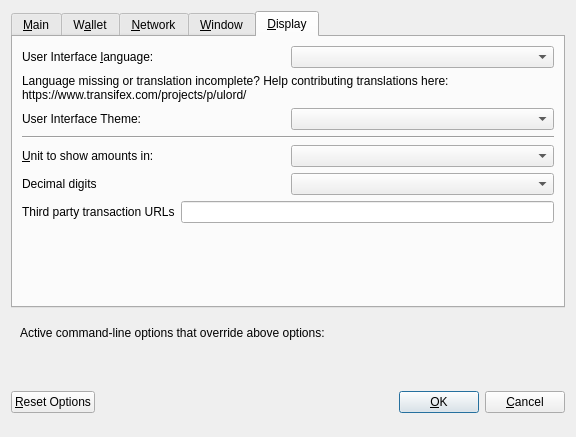
Before: the Qt Designer form src/qt/forms/optionsdialog.ui in UlordChain/UlordChain, drawn with Qt 5.
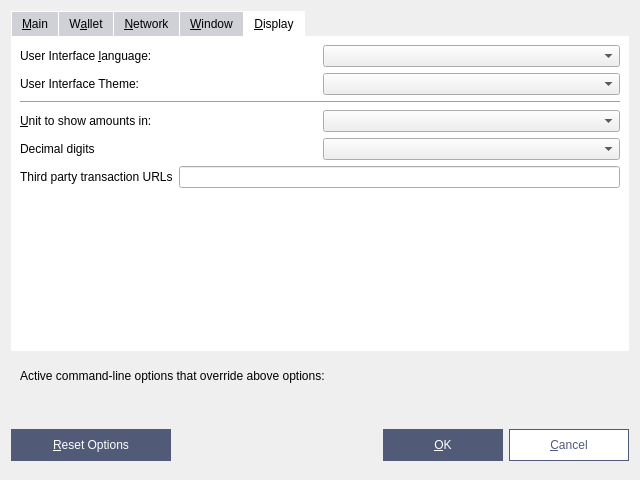
After: the same form once the commit is applied. The open tabs and pages were chosen to show the change. Custom widgets are drawn as their Qt base class.

What changed in the file:
```diff
--- a/src/qt/forms/optionsdialog.ui
+++ b/src/qt/forms/optionsdialog.ui
@@ -7,18 +7,132 @@
     <x>0</x>
     <y>0</y>
     <width>576</width>
-    <height>402</height>
+    <height>480</height>
    </rect>
   </property>
   <property name="windowTitle">
    <string>Options</string>
   </property>
+  <property name="styleSheet">
+   <string notr="true">QPushButton:focus {
+border:none;
+outline:none;
+}
+
+QPushButton{
+border:1px solid #515B78;
+background-color:#fff;
+color:#515B78;
+text-align: center;
+}
+
+QLineEdit:focus{
+border:none;
+outline:none;
+border:1px solid #515B78;
+}
+QTabWidget::pane {
+    border:none;
+    background: white;
+}
+
+QTabWidget::tab-bar:top {
+    top: 0px;
+}
+
+QTabWidget::tab-bar:bottom {
+    bottom: 0px;
+}
+
+QTabWidget::tab-bar:left {
+    right: 1px;
+}
+
+QTabWidget::tab-bar:right {
+    left: 1px;
+}
+
+QTabBar::tab {
+	border-top: 1px solid white;
+    border-left: 1px solid white;
+	 border-right: 1px solid white;
+}
+
+QTabBar::tab:selected {
+    background: white;
+}
+
+QTabBar::tab:!selected {
+    background: rgba(81,91,120,0.20);
+}
+
+QTabBar::tab:!selected:hover {
+    background: #999;
+}
+
+QTabBar::tab:top:!selected {
+    margin-top: 0px;
+}
+
+QTabBar::tab:bottom:!selected {
+    margin-bottom: 0px;
+}
+
+QTabBar::tab:top, QTabBar::tab:bottom {
+    min-width: 8ex;
+    margin-right: -1px;
+    padding: 5px 10px 5px 10px;
+}
+
+QTabBar::tab:top:selected {
+    border-bottom-color: none;
+}
+
+QTabBar::tab:bottom:selected {
+    border-top-color: none;
+}
+
+QTabBar::tab:top:last, QTabBar::tab:bottom:last,
+QTabBar::tab:top:only-one, QTabBar::tab:bottom:only-one {
+    margin-right: 0;
+}
+
+QTabBar::tab:left:!selected {
+    margin-right: 3px;
+}
+
+QTabBar::tab:right:!selected {
+    margin-left: 3px;
+}
+
+QTabBar::tab:left, QTabBar::tab:right {
+    min-height: 8ex;
+    margin-bottom: -1px;
+    padding: 10px 5px 10px 5px;
+}
+
+QTabBar::tab:left:selected {
+    border-left-color: none;
+}
+
+QTabBar::tab:right:selected {
+    border-right-color: none;
+}
+
+QTabBar::tab:left:last, QTabBar::tab:right:last,
+QTabBar::tab:left:only-one, QTabBar::tab:right:only-one {
+    margin-bottom: 0;
+}</string>
+  </property>
   <property name="modal">
    <bool>true</bool>
   </property>
   <layout class="QVBoxLayout" name="verticalLayout">
    <item>
     <widget class="QTabWidget" name="tabWidget">
+     <property name="styleSheet">
+      <string notr="true"/>
+     </property>
      <property name="currentIndex">
       <number>0</number>
      </property>
@@ -677,35 +791,6 @@
          </item>
         </layout>
        </item>
-       <item>
-        <widget class="QLabel" name="label_3">
-         <property name="toolTip">
-          <string notr="true"/>
-         </property>
-         <property name="statusTip">
-          <string notr="true"/>
-         </property>
-         <property name="whatsThis">
-          <string notr="true"/>
-         </property>
-         <property name="accessibleName">
-          <string notr="true"/>
-         </property>
-         <property name="text">
-          <string>Language missing or translation incomplete? Help contributing translations here:
-https://www.transifex.com/projects/p/ulord/</string>
-         </property>
-         <property name="wordWrap">
-          <bool>true</bool>
-         </property>
-         <property name="openExternalLinks">
-          <bool>true</bool>
-         </property>
-         <property name="textInteractionFlags">
-          <set>Qt::TextBrowserInteraction</set>
-         </property>
-        </widget>
-       </item>
        <item>
         <layout class="QHBoxLayout" name="horizontalLayout_4_Display" stretch="0,0">
          <item>
@@ -856,9 +941,19 @@
     <layout class="QHBoxLayout" name="horizontalLayout_Buttons">
      <item>
       <widget class="QPushButton" name="resetButton">
+       <property name="minimumSize">
+        <size>
+         <width>160</width>
+         <height>32</height>
+        </size>
+       </property>
        <property name="toolTip">
         <string>Reset all client options to default.</string>
        </property>
+       <property name="styleSheet">
+        <string notr="true">background-color:#515B78;
+color:#fff;</string>
+       </property>
        <property name="text">
         <string>&amp;Reset Options</string>
        </property>
@@ -920,6 +1015,16 @@
      </item>
      <item>
       <widget class="QPushButton" name="okButton">
+       <property name="minimumSize">
+        <size>
+         <width>120</width>
+         <height>32</height>
+        </size>
+       </property>
+       <property name="styleSheet">
+        <string notr="true">background-color:#515B78;
+color:#fff;</string>
+       </property>
        <property name="text">
         <string>&amp;OK</string>
        </property>
@@ -933,6 +1038,12 @@
      </item>
      <item>
       <widget class="QPushButton" name="cancelButton">
+       <property name="minimumSize">
+        <size>
+         <width>120</width>
+         <height>32</height>
+        </size>
+       </property>
        <property name="text">
         <string>&amp;Cancel</string>
        </property>
```
Left out of the diff: 8 changed lines with no effect on the pictures.
